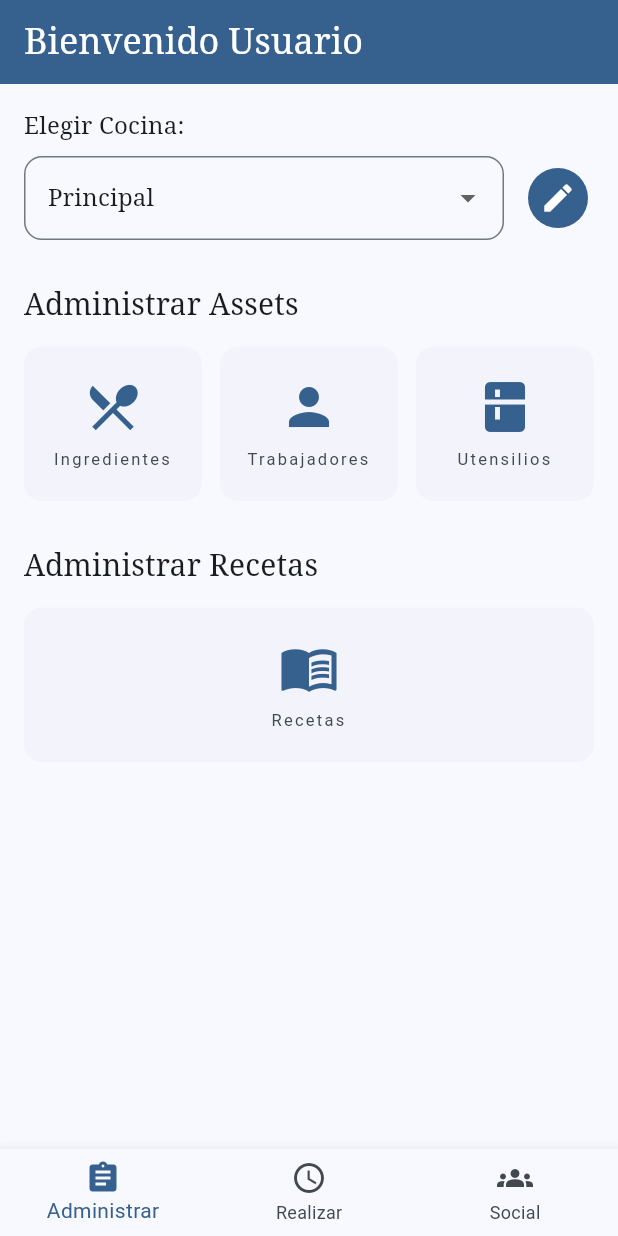
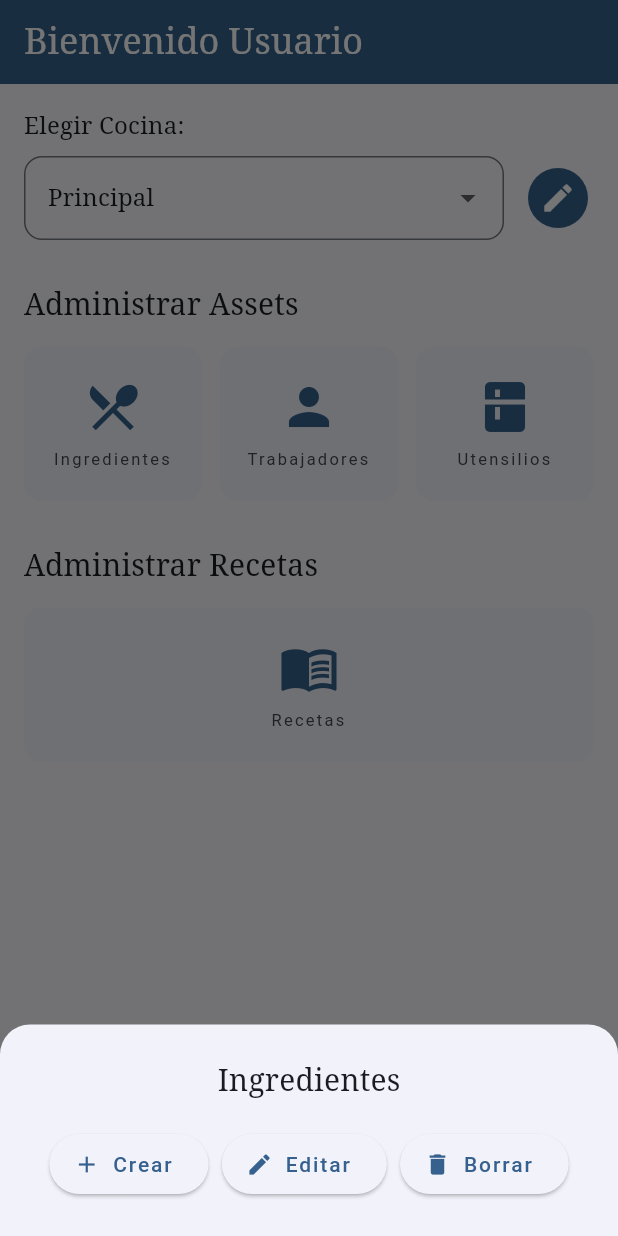
Before and after one commit to rikich3/kefa, a Flutter app: the screen it shows after launch, after a tap on "Ingredientes", on a phone screen of 412 x 824 dp. Run offline on Flutter 3.47's test engine with Material 3 defaults, Android fonts, the phone set to English and light mode, and no system bars; our stand-ins replace firebase_core, google_fonts; accounts and stored records are empty.

Commit message:
Se añade tres botones, crear, editar, eliminar en ingredientes

```diff
--- a/lib/manage_tab.dart
+++ b/lib/manage_tab.dart
@@ -14,8 +14,63 @@ class _ManageTabState extends State<ManageTab> {
 
   // Función dummy para el tap en Assets/Recetas (por ahora solo imprime)
   void _onSectionTapped(String sectionName) {
-    print('Sección "$sectionName" seleccionada');
-    // Aquí iría la lógica para navegar o abrir un modal
+    if (sectionName == 'Ingredientes') {
+      _showIngredientesMenu(context);
+    } else {
+      print('Sección "$sectionName" seleccionada');
+      // Aquí iría la lógica para navegar o abrir un modal
+    }
+  }
+
+  // Nuevo método para mostrar el menú de ingredientes
+  void _showIngredientesMenu(BuildContext context) {
+    showModalBottomSheet(
+      context: context,
+      shape: const RoundedRectangleBorder(
+        borderRadius: BorderRadius.vertical(top: Radius.circular(20)),
+      ),
+      builder: (BuildContext ctx) {
+        return Padding(
+          padding: const EdgeInsets.all(24.0),
+          child: Column(
+            mainAxisSize: MainAxisSize.min,
+            children: [
+              Text('Ingredientes', style: Theme.of(context).textTheme.titleLarge),
+              const SizedBox(height: 20),
+              Row(
+                mainAxisAlignment: MainAxisAlignment.spaceEvenly,
+                children: [
+                  ElevatedButton.icon(
+                    icon: const Icon(Icons.add),
+                    label: const Text('Crear'),
+                    onPressed: () {
+                      // Lógica para crear ingrediente
+                      Navigator.pop(context);
+                    },
+                  ),
+                  ElevatedButton.icon(
+                    icon: const Icon(Icons.edit),
+                    label: const Text('Editar'),
+                    onPressed: () {
+                      // Lógica para editar ingrediente
+                      Navigator.pop(context);
+                    },
+                  ),
+                  ElevatedButton.icon(
+                    icon: const Icon(Icons.delete),
+                    label: const Text('Borrar'),
+                    onPressed: () {
+                      // Lógica para borrar ingrediente
+                      Navigator.pop(context);
+                    },
+                  ),
+                ],
+              ),
+            ],
+          ),
+        );
+      },
+    );
   }
 
   @override
```
